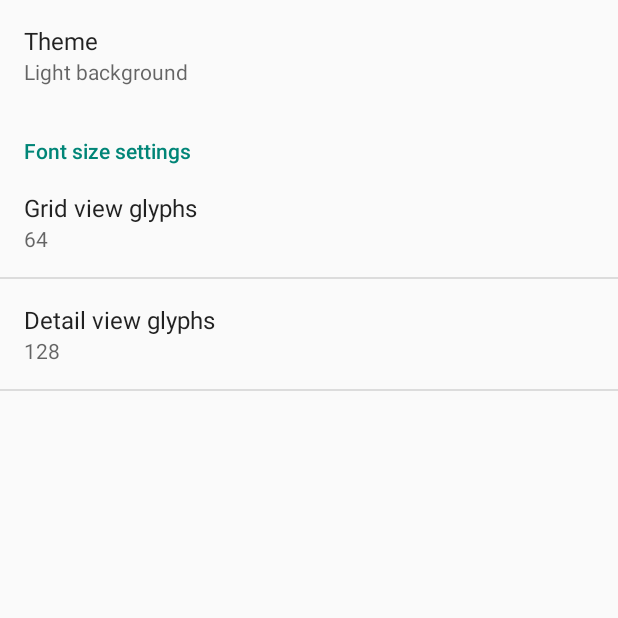
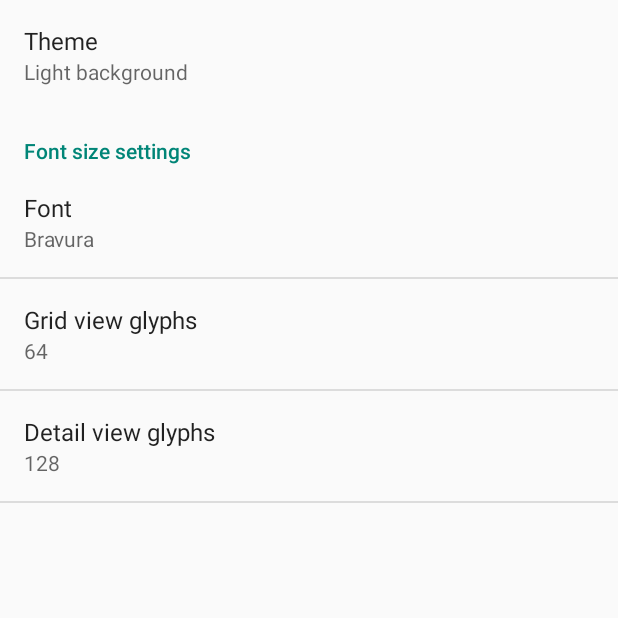
Before and after one commit to OldSkoolMark/BravuraBrowser, an Android app: the SettingsActivity screen opened directly, with no data from a screen before it, on a phone screen of 412 x 824 dp, the top half of it. Run offline under Robolectric (Android 15) with nearby library versions, the phone set to English and light mode, and no system bars; network calls fail; Roboto replaces fonts that are not available here; 1 statement that could not run was skipped.

Commit message:
font preference wip

```diff
--- a/BravuraBrowser/src/main/java/com/sublimeslime/android/bravurabrowser/activities/SettingsActivity.java
+++ b/BravuraBrowser/src/main/java/com/sublimeslime/android/bravurabrowser/activities/SettingsActivity.java
@@ -36,7 +36,7 @@ import java.util.List;
  * API Guide</a> for more information on developing a Settings UI.
  */
 public class SettingsActivity extends PreferenceActivity {
-    public enum Settings { GRID_FONT_SIZE("grid_font_size"), DETAIL_FONT_SIZE("detail_font_size"), THEME("theme");
+    public enum Settings { FONT("font_name"), GRID_FONT_SIZE("grid_font_size"), DETAIL_FONT_SIZE("detail_font_size"), THEME("theme");
         private final String s;
         private Settings(String prefName){
             s = prefName;
@@ -116,12 +116,14 @@ public class SettingsActivity extends PreferenceActivity {
         PreferenceCategory fakeHeader = new PreferenceCategory(this);
         fakeHeader.setTitle(R.string.pref_header_font_sizes);
         getPreferenceScreen().addPreference(fakeHeader);
+        addPreferencesFromResource(R.xml.pref_font);
         addPreferencesFromResource(R.xml.pref_font_sizes);
 
         // Bind the summaries of EditText/List/Dialog/Ringtone preferences to
         // their values. When their values change, their summaries are updated
         // to reflect the new value, per the Android Design guidelines.
         bindPreferenceSummaryToValue(findPreference(Settings.THEME.toString()));
+        bindPreferenceSummaryToValue(findPreference(Settings.FONT.toString()));
         bindPreferenceSummaryToValue(findPreference(Settings.GRID_FONT_SIZE.toString()));
         bindPreferenceSummaryToValue(findPreference(Settings.DETAIL_FONT_SIZE.toString()));
     }
@@ -240,12 +242,14 @@ public class SettingsActivity extends PreferenceActivity {
         @Override
         public void onCreate(Bundle savedInstanceState) {
             super.onCreate(savedInstanceState);
+            addPreferencesFromResource(R.xml.pref_font);
             addPreferencesFromResource(R.xml.pref_font_sizes);
 
             // Bind the summaries of EditText/List/Dialog/Ringtone preferences
             // to their values. When their values change, their summaries are
             // updated to reflect the new value, per the Android Design
             // guidelines.
+            bindPreferenceSummaryToValue(findPreference(Settings.FONT.toString()));
             bindPreferenceSummaryToValue(findPreference(Settings.GRID_FONT_SIZE.toString()));
             bindPreferenceSummaryToValue(findPreference(Settings.DETAIL_FONT_SIZE.toString()));
         }
--- a/BravuraBrowser/src/main/res/values/strings.xml
+++ b/BravuraBrowser/src/main/res/values/strings.xml
@@ -14,5 +14,7 @@
     <string name="codepoint">codepoint: </string>
     <string name="alternate">alternate: </string>
     <string name="no_category_selected">No category selected</string>
-
+    <string name="pref_font_title">Font</string>
+    <string name="bravura">Bravura</string>
+    <string name="bravura_text">Bravura Text</string>
 </resources>
--- a/BravuraBrowser/src/main/res/values/strings_activity_settings.xml
+++ b/BravuraBrowser/src/main/res/values/strings_activity_settings.xml
@@ -64,6 +64,13 @@
         <item>384.0f</item>
 
     </string-array>
-
+    <string-array name="pref_font_entries">
+        <item>Bravura</item>
+        <item>Bravura Text</item>
+    </string-array>
+    <string-array name="pref_font_entry_values">
+        <item>Bravura</item>
+        <item>Bravura Text</item>
+    </string-array>
 
 </resources>
--- /dev/null
+++ b/BravuraBrowser/src/main/res/xml/pref_font.xml
@@ -0,0 +1,13 @@
+<?xml version="1.0" encoding="utf-8"?>
+
+<PreferenceScreen xmlns:android="http://schemas.android.com/apk/res/android">
+    <ListPreference
+        android:key="font_name"
+        android:title="@string/pref_font_title"
+        android:entries="@array/pref_font_entries"
+        android:entryValues="@array/pref_font_entry_values"
+        android:defaultValue="@string/bravura"
+        android:negativeButtonText="@null"
+        android:positiveButtonText="@null" />
+
+</PreferenceScreen>
```
